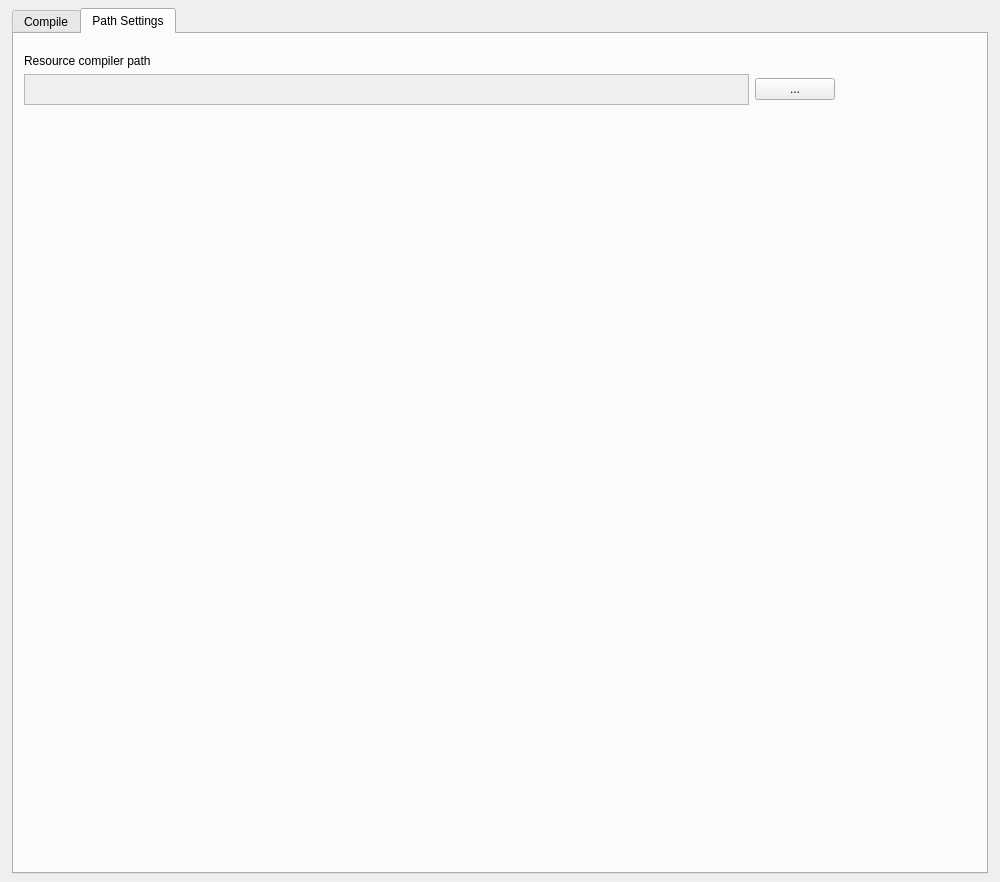
This is ui/s2ec.ui in KETALx/s2_externalcoompiler as Qt 5 draws it before an edit. The edited form follows.
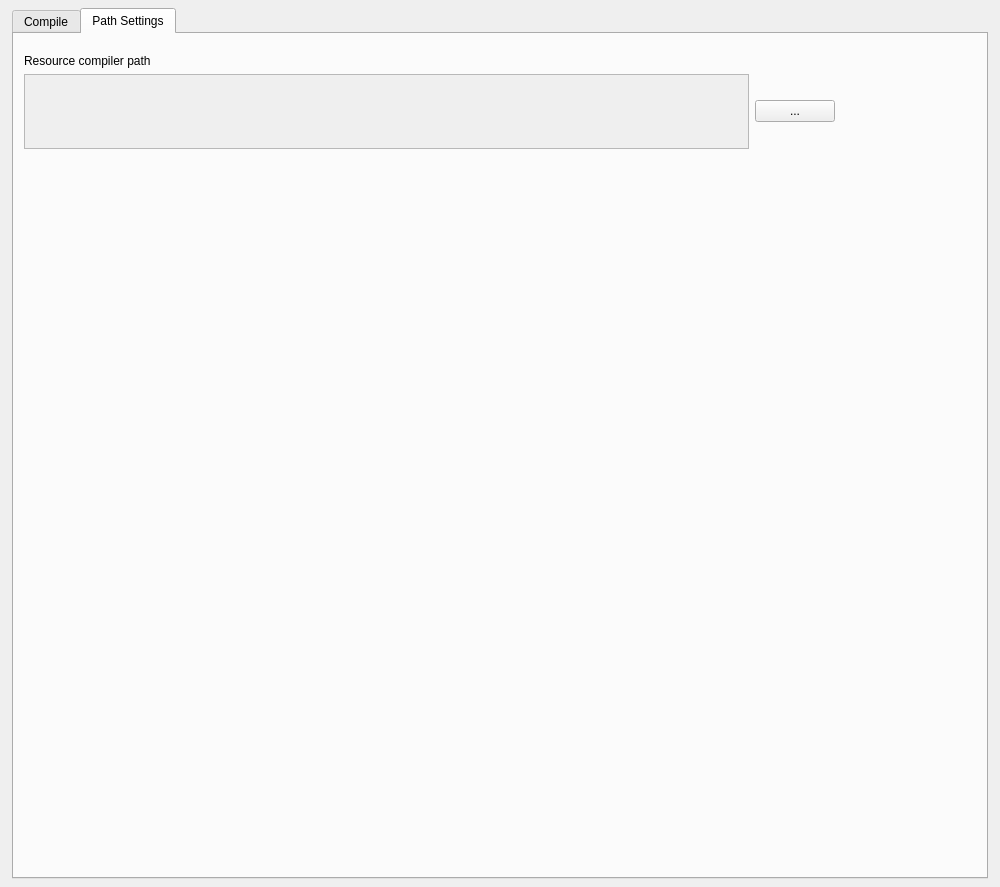
This is the edited form. The open tabs and pages were chosen to show the change. Icons and pictures are not drawn.

Diff of the .ui file:
```diff
--- a/ui/s2ec.ui
+++ b/ui/s2ec.ui
@@ -7,7 +7,7 @@
     <x>0</x>
     <y>0</y>
     <width>1000</width>
-    <height>882</height>
+    <height>887</height>
    </rect>
   </property>
   <property name="sizePolicy">
@@ -778,7 +778,7 @@
           <x>10</x>
           <y>20</y>
           <width>811</width>
-          <height>51</height>
+          <height>95</height>
          </rect>
         </property>
         <layout class="QGridLayout" name="gridLayout_2">
```
Left out of the diff: 4 changed lines with no effect on the pictures.
